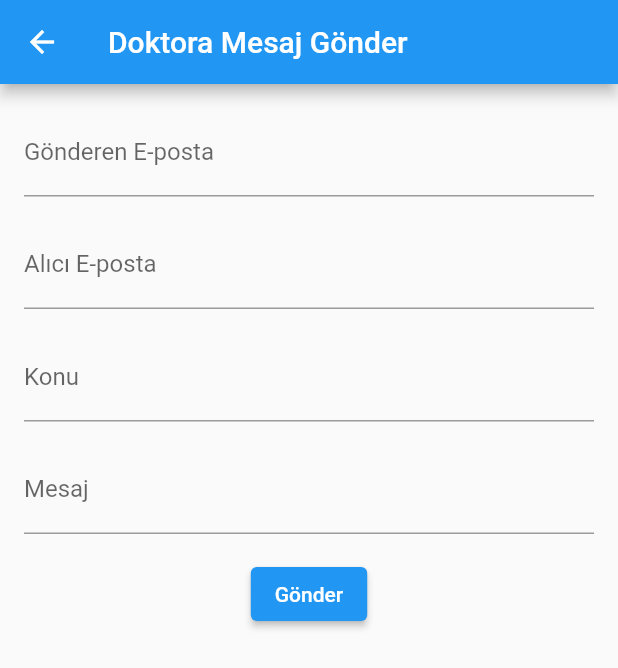
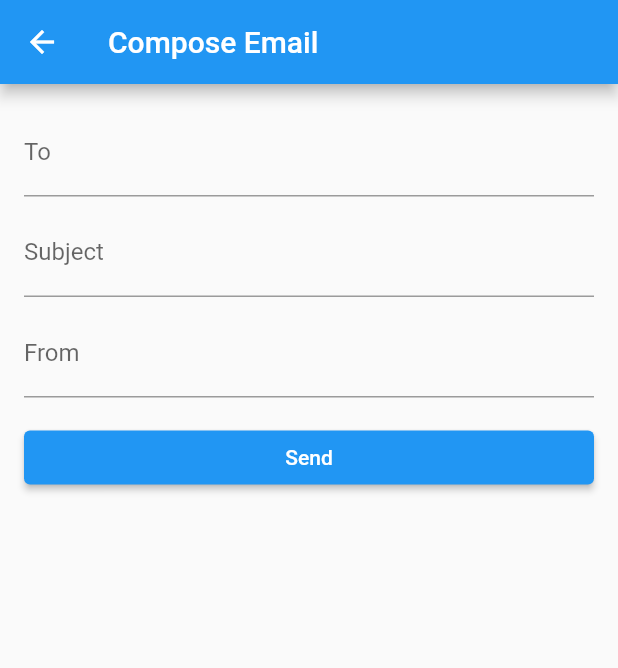
Before and after one commit to Ueliaz/mentallance, a Flutter app: the ClientProfilePage widget shown alone on an empty page, opened directly, after a tap on "Mesaj Gönder", on a phone screen of 412 x 824 dp. Shown: the top 668 px of the screen. Run offline on Flutter 3.47's test engine with Material 2 defaults, Android fonts, the phone set to English and light mode, and no system bars; our stand-ins replace cloud_firestore, firebase_auth, firebase_core, logger, table_calendar; accounts and stored records are empty; network calls fail.

Commit message:
Mail Gönderme veritabanı işlemleri tamalmlandı.

```diff
--- a/lib/view/Profile/client_profile.dart
+++ b/lib/view/Profile/client_profile.dart
@@ -37,7 +37,7 @@ class _ClientProfilePageState extends State<ClientProfilePage> {
               ElevatedButton(
                 onPressed: () {
                   // Perform send message functionality
-                  Navigator.push(context, MaterialPageRoute(builder: (context) => const SentMessage()));
+                  Navigator.push(context, MaterialPageRoute(builder: (context) => const ComposeEmail()));
                 },
                 child: Text('Mesaj Gönder'),
               ),
--- a/lib/view/Sent_message/sent_message.dart
+++ b/lib/view/Sent_message/sent_message.dart
@@ -1,87 +1,109 @@
+import 'package:cloud_firestore/cloud_firestore.dart';
 import 'package:flutter/material.dart';
-import 'package:cloud_firestore/cloud_firestore.dart';
 
-class SentMessage extends StatefulWidget {
-  const SentMessage({Key? key});
+class ComposeEmail extends StatefulWidget {
+  const ComposeEmail({Key? key});
 
   @override
-  _SentMessageState createState() => _SentMessageState();
+  _ComposeEmailState createState() => _ComposeEmailState();
 }
 
-class _SentMessageState extends State<SentMessage> {
-  TextEditingController _senderEmailController = TextEditingController();
+class _ComposeEmailState extends State<ComposeEmail> {
+  TextEditingController _toController = TextEditingController();
   TextEditingController _subjectController = TextEditingController();
-  TextEditingController _messageController = TextEditingController();
-  TextEditingController _recipientController = TextEditingController();
+  TextEditingController _fromController = TextEditingController();
 
   @override
   void dispose() {
-    _senderEmailController.dispose();
+    _toController.dispose();
     _subjectController.dispose();
-    _messageController.dispose();
-    _recipientController.dispose();
+    _fromController.dispose();
     super.dispose();
   }
+void _sendEmail() {
+  String to = _toController.text;
+  String subject = _subjectController.text;
+  String from = _fromController.text;
+  String mailId = generateRandomId(); // Rastgele bir mail ID oluşturma
+
+  // Firestore koleksiyonuna e-postayı kaydetme
+  FirebaseFirestore.instance.collection('Mailler').doc(mailId).set({
+    'AliciMail': to,
+    'GonderenMail': from,
+    'Konu': subject,
+    'MailId': mailId,
+    'timestamp': DateTime.now(),
+  }).then((value) {
+    // Gönderildikten sonra, kullanıcıyı ana sayfaya yönlendirebilirsiniz
+    Navigator.pop(context);
+  }).catchError((error) {
+    // Hata durumunda kullanıcıya bilgi verebilirsiniz
+    showDialog(
+      context: context,
+      builder: (context) {
+        return AlertDialog(
+          title: Text('Error'),
+          content: Text('An error occurred while sending the email.'),
+          actions: [
+            TextButton(
+              onPressed: () {
+                Navigator.pop(context);
+              },
+              child: Text('OK'),
+            ),
+          ],
+        );
+      },
+    );
+  });
+}
+
+String generateRandomId() {
+  // Rastgele bir mail ID oluşturmak için kullanılabilir
+  // İsteğe bağlı olarak farklı bir yöntem kullanabilirsiniz
+  return UniqueKey().toString();
+}
+
 
   @override
   Widget build(BuildContext context) {
     return Scaffold(
       appBar: AppBar(
-        title: Text('Doktora Mesaj Gönder'),
+        title: Text('Compose Email'),
       ),
       body: Padding(
-        padding: const EdgeInsets.all(16.0),
+        padding: EdgeInsets.all(16.0),
         child: Column(
+          crossAxisAlignment: CrossAxisAlignment.stretch,
           children: [
             TextField(
-              controller: _senderEmailController,
+              controller: _toController,
               decoration: InputDecoration(
-                labelText: 'Gönderen E-posta',
+                labelText: 'To',
               ),
             ),
-            SizedBox(height: 16.0),
-            TextField(
-              controller: _recipientController,
-              decoration: InputDecoration(
-                labelText: 'Alıcı E-posta',
-              ),
-            ),
-            SizedBox(height: 16.0),
+            SizedBox(height: 8.0),
             TextField(
               controller: _subjectController,
               decoration: InputDecoration(
-                labelText: 'Konu',
+                labelText: 'Subject',
               ),
             ),
-            SizedBox(height: 16.0),
+            SizedBox(height: 8.0),
             TextField(
-              controller: _messageController,
-              maxLines: null,
-              keyboardType: TextInputType.multiline,
+              controller: _fromController,
               decoration: InputDecoration(
-                labelText: 'Mesaj',
+                labelText: 'From',
               ),
             ),
             SizedBox(height: 16.0),
             ElevatedButton(
-              onPressed: () {
-                sendEmail();
-              },
-              child: Text('Gönder'),
+              onPressed: _sendEmail,
+              child: Text('Send'),
             ),
           ],
         ),
       ),
     );
   }
-
-  void sendEmail() {
-    final senderEmail = _senderEmailController.text;
-    final recipientEmail = _recipientController.text;
-    final subject = _subjectController.text;
-    final message = _messageController.text;
-
-    // E-posta gönderme işlemleri burada gerçekleştirilebilir
-    // senderEmail, recipientEmail, subject, message değerlerini kullanarak e-posta gönderme işlemi yapılabilir
-  }
 }
```
